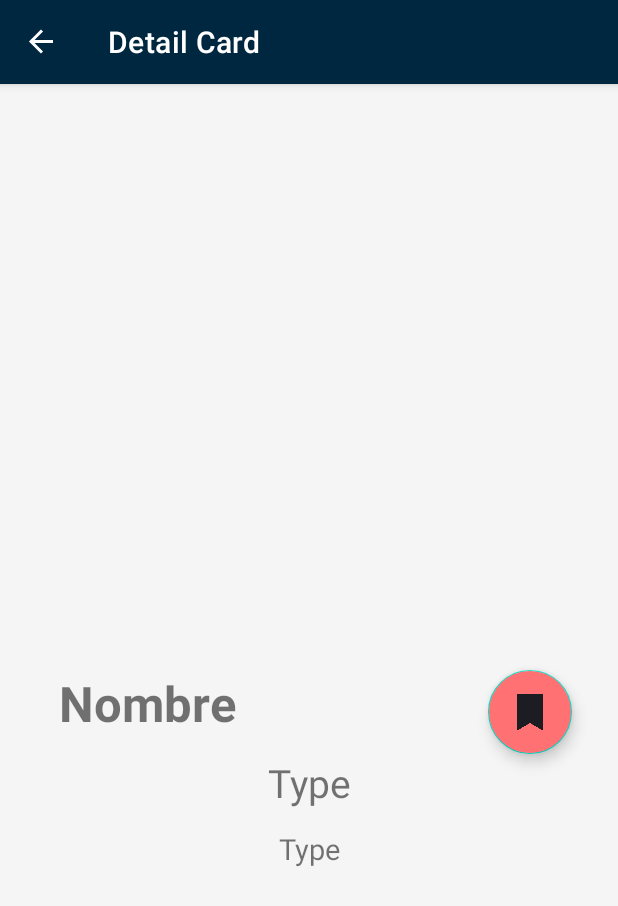
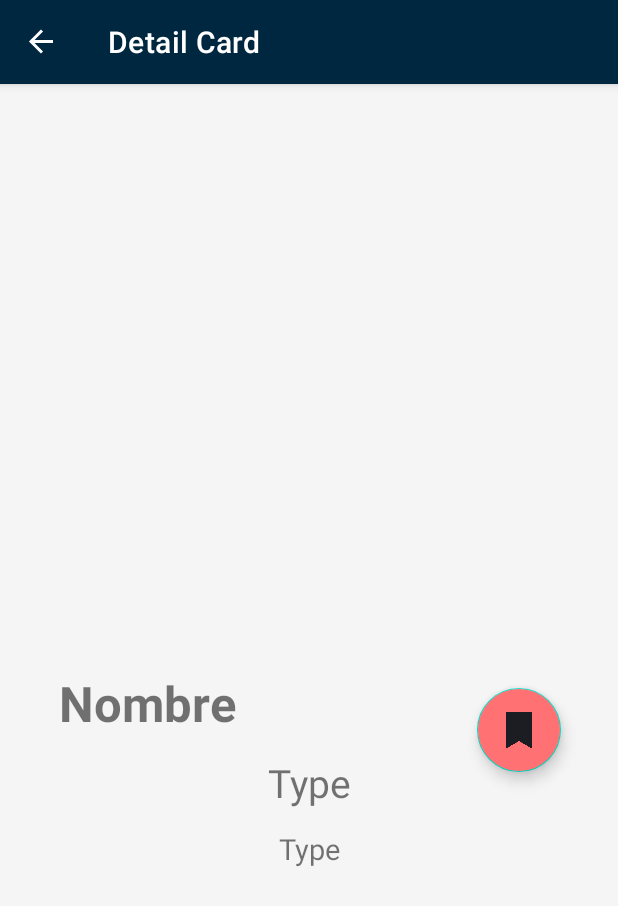
Before and after one commit to soleecito/YugiohDex, an Android app: the DetailCardFragment screen opened through its navigation route, on a phone screen of 412 x 824 dp. Shown: the top 906 px of the screen. Run offline under Robolectric (Android 15) with nearby library versions, the phone set to English and light mode, and no system bars; our stand-ins replace Picasso, Room's generated code, navigation-ui, sdp/ssp sizes; plain views replace PhotoView; pictures from the network do not load; 6 statements that could not run were skipped.

Commit message:
Scroll en fragment_detail_card

```diff
--- a/app/src/main/res/layout/fragment_detail_card.xml
+++ b/app/src/main/res/layout/fragment_detail_card.xml
@@ -22,6 +22,23 @@
             tools:context=".ui.DetailCardFragment">
 
 
+            <ScrollView
+                android:id="@+id/scrollCard"
+                android:layout_width="match_parent"
+                android:layout_height="match_parent"
+                android:layout_marginBottom="13dp"
+                android:scrollbarStyle="insideInset"
+                app:layout_constraintBottom_toTopOf="@+id/imageCard"
+                app:layout_constraintEnd_toEndOf="parent"
+                app:layout_constraintStart_toStartOf="parent"
+                app:layout_constraintTop_toTopOf="parent">
+
+                <LinearLayout
+                    android:layout_width="match_parent"
+                    android:layout_height="wrap_content"
+                    android:orientation="vertical" />
+            </ScrollView>
+
             <com.github.chrisbanes.photoview.PhotoView
                 android:id="@+id/imageCard"
                 android:layout_width="@dimen/_220sdp"
@@ -36,11 +53,11 @@
                 android:id="@+id/tvName"
                 android:layout_width="wrap_content"
                 android:layout_height="wrap_content"
+                android:layout_marginStart="@dimen/_30sdp"
                 android:layout_marginTop="@dimen/_10sdp"
                 android:text="Nombre"
                 android:textSize="@dimen/_25ssp"
                 android:textStyle="bold"
-                android:layout_marginStart="@dimen/_30sdp"
                 app:layout_constraintStart_toStartOf="parent"
                 app:layout_constraintTop_toBottomOf="@id/imageCard" />
 
@@ -59,13 +76,14 @@
                 android:id="@+id/btn_save_or_delete_card"
                 android:layout_width="wrap_content"
                 android:layout_height="wrap_content"
-                android:layout_margin="@dimen/_10sdp"
+                android:layout_marginStart="83dp"
+                android:layout_marginEnd="38dp"
+                android:backgroundTint="@color/favorite_background"
+                android:src="@drawable/ic_favorite"
+                app:layout_constraintBottom_toBottomOf="@+id/tvType"
                 app:layout_constraintEnd_toEndOf="parent"
-                app:layout_constraintTop_toBottomOf="@id/imageCard"
-                app:layout_constraintStart_toEndOf="@id/tvName"
-                app:layout_constraintHorizontal_bias="0.9"
-                android:src="@drawable/ic_favorite"
-                android:backgroundTint="@color/favorite_background"
+                app:layout_constraintStart_toEndOf="@+id/tvType"
+                app:layout_constraintTop_toBottomOf="@+id/imageCard"
                 tools:ignore="ContentDescription" />
 
 
--- a/build.gradle
+++ b/build.gradle
@@ -11,7 +11,7 @@ buildscript {
 
 
     dependencies {
-        classpath "com.android.tools.build:gradle:7.0.1"
+        classpath 'com.android.tools.build:gradle:7.0.3'
         classpath "org.jetbrains.kotlin:kotlin-gradle-plugin:1.5.21"
 
         classpath "com.google.dagger:hilt-android-gradle-plugin:2.38.1"
```
